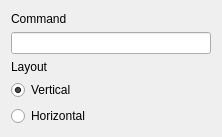
ooolms/wl_iot_framework, file ArduinoRpcQtDesktop/ArduinoRpcUiGen/ControlSettingsEdit.ui: the form before one commit.
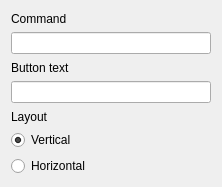
The form after the commit.

Diff of the .ui file:
```diff
--- a/ArduinoRpcQtDesktop/ArduinoRpcUiGen/ControlSettingsEdit.ui
+++ b/ArduinoRpcQtDesktop/ArduinoRpcUiGen/ControlSettingsEdit.ui
@@ -7,7 +7,7 @@
     <x>0</x>
     <y>0</y>
     <width>222</width>
-    <height>137</height>
+    <height>187</height>
    </rect>
   </property>
   <property name="windowTitle">
@@ -24,6 +24,16 @@
    <item>
     <widget class="QLineEdit" name="commandEdit"/>
    </item>
+   <item>
+    <widget class="QLabel" name="label_3">
+     <property name="text">
+      <string>Button text</string>
+     </property>
+    </widget>
+   </item>
+   <item>
+    <widget class="QLineEdit" name="buttonTextEdit"/>
+   </item>
    <item>
     <widget class="QLabel" name="label">
      <property name="text">
```
